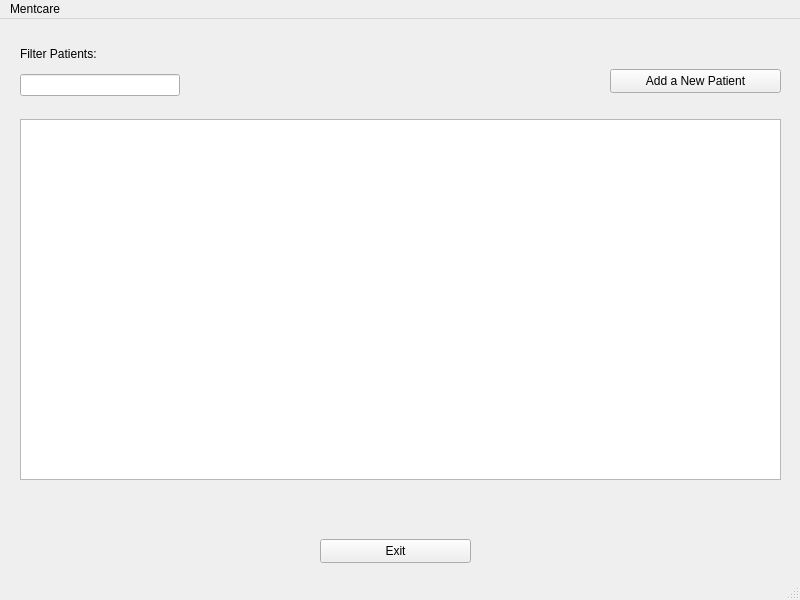
omansour-se-nyu/Spring2023-Team-1, file mentcare/mainwindow.ui: the form before one commit.
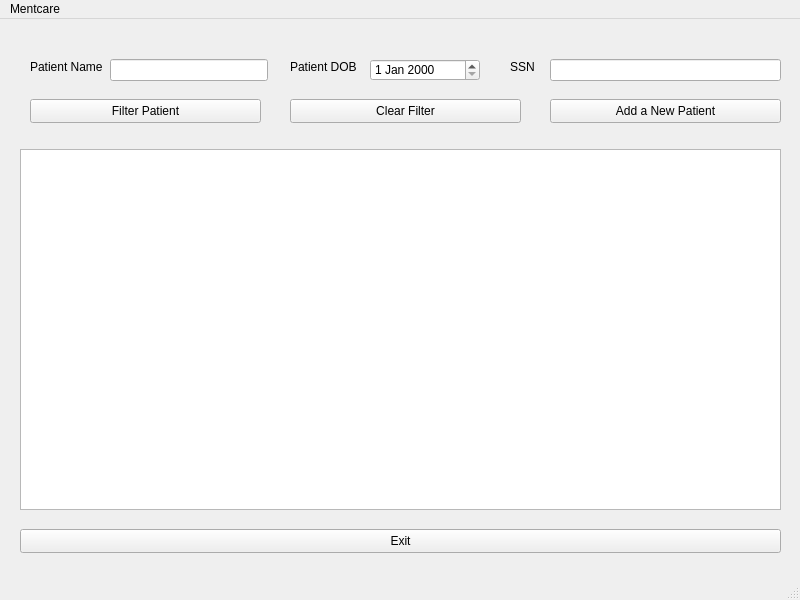
The form after the commit. The open tabs and pages were chosen to show the change.

Commit message: add patient lookup filter by ssn, name, dob and reset filter

Patch:
```diff
--- a/mentcare/mainwindow.ui
+++ b/mentcare/mainwindow.ui
@@ -18,7 +18,7 @@
     <property name="geometry">
      <rect>
       <x>0</x>
-      <y>0</y>
+      <y>20</y>
       <width>801</width>
       <height>581</height>
      </rect>
@@ -30,9 +30,9 @@
      <widget class="QPushButton" name="addPatient_pushButton">
       <property name="geometry">
        <rect>
-        <x>610</x>
-        <y>50</y>
-        <width>171</width>
+        <x>550</x>
+        <y>60</y>
+        <width>231</width>
         <height>24</height>
        </rect>
       </property>
@@ -43,9 +43,9 @@
      <widget class="QPushButton" name="patientsPage_exit">
       <property name="geometry">
        <rect>
-        <x>320</x>
-        <y>520</y>
-        <width>151</width>
+        <x>20</x>
+        <y>490</y>
+        <width>761</width>
         <height>24</height>
        </rect>
       </property>
@@ -53,38 +53,124 @@
        <string>Exit</string>
       </property>
      </widget>
-     <widget class="QWidget" name="verticalLayoutWidget_2">
-      <property name="geometry">
-       <rect>
-        <x>20</x>
-        <y>20</y>
-        <width>160</width>
-        <height>57</height>
-       </rect>
-      </property>
-      <layout class="QVBoxLayout" name="verticalLayout_2">
-       <item>
-        <widget class="QLabel" name="label_11">
-         <property name="text">
-          <string>Filter Patients:</string>
-         </property>
-        </widget>
-       </item>
-       <item>
-        <widget class="QLineEdit" name="lineEdit"/>
-       </item>
-      </layout>
-     </widget>
      <widget class="QTableView" name="tableView">
       <property name="geometry">
        <rect>
         <x>20</x>
-        <y>100</y>
+        <y>110</y>
         <width>761</width>
         <height>361</height>
        </rect>
       </property>
      </widget>
+     <widget class="QLineEdit" name="PatientPage_LineEdit_Name">
+      <property name="geometry">
+       <rect>
+        <x>110</x>
+        <y>20</y>
+        <width>158</width>
+        <height>22</height>
+       </rect>
+      </property>
+     </widget>
+     <widget class="QLabel" name="PatientPage_Name_Filter_Label">
+      <property name="geometry">
+       <rect>
+        <x>30</x>
+        <y>20</y>
+        <width>81</width>
+        <height>16</height>
+       </rect>
+      </property>
+      <property name="text">
+       <string>Patient Name</string>
+      </property>
+     </widget>
+     <widget class="QLabel" name="label_13">
+      <property name="geometry">
+       <rect>
+        <x>310</x>
+        <y>20</y>
+        <width>81</width>
+        <height>16</height>
+       </rect>
+      </property>
+      <property name="text">
+       <string/>
+      </property>
+     </widget>
+     <widget class="QLabel" name="PatientPage_DOB_Filter_Label">
+      <property name="geometry">
+       <rect>
+        <x>290</x>
+        <y>20</y>
+        <width>81</width>
+        <height>16</height>
+       </rect>
+      </property>
+      <property name="text">
+       <string>Patient DOB</string>
+      </property>
+     </widget>
+     <widget class="QDateEdit" name="PatientPage_DateEdit_DOB">
+      <property name="geometry">
+       <rect>
+        <x>370</x>
+        <y>20</y>
+        <width>110</width>
+        <height>22</height>
+       </rect>
+      </property>
+     </widget>
+     <widget class="QLabel" name="PatientPage_SSN_Filter_Label">
+      <property name="geometry">
+       <rect>
+        <x>510</x>
+        <y>20</y>
+        <width>81</width>
+        <height>16</height>
+       </rect>
+      </property>
+      <property name="text">
+       <string>SSN</string>
+      </property>
+     </widget>
+     <widget class="QLineEdit" name="PatientPage_LineEdit_SSN">
+      <property name="geometry">
+       <rect>
+        <x>550</x>
+        <y>20</y>
+        <width>231</width>
+        <height>22</height>
+       </rect>
+      </property>
+     </widget>
+     <widget class="QPushButton" name="PatientPage_Filter_Patient_Button">
+      <property name="geometry">
+       <rect>
+        <x>30</x>
+        <y>60</y>
+        <width>231</width>
+        <height>24</height>
+       </rect>
+      </property>
+      <property name="text">
+       <string>Filter Patient</string>
+      </property>
+     </widget>
+     <widget class="QPushButton" name="PatientPage_Clear_Filter_Button">
+      <property name="geometry">
+       <rect>
+        <x>290</x>
+        <y>60</y>
+        <width>231</width>
+        <height>24</height>
+       </rect>
+      </property>
+      <property name="text">
+       <string>Clear Filter</string>
+      </property>
+     </widget>
     </widget>
     <widget class="QWidget" name="AddPatientPage">
      <widget class="QPushButton" name="addPatientCancelButton">
```
Left out of the diff: 12 changed lines with no effect on the pictures. The commit also changes 2 other files.
